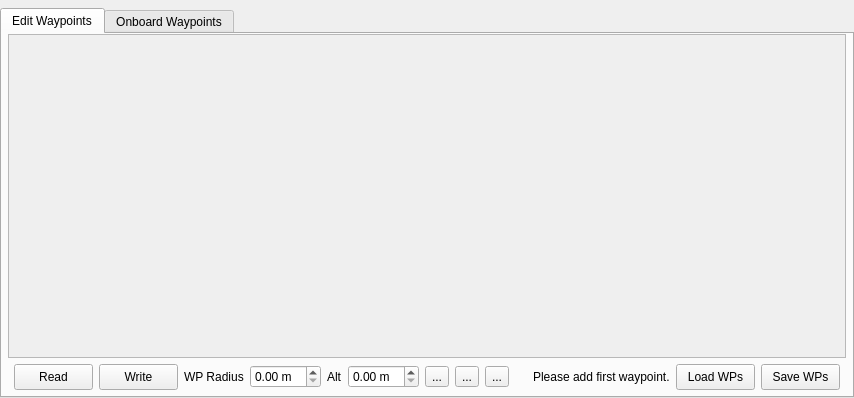
First picture: the form in src/ui/WaypointList.ui, repository ArduPilot/apm_planner, before the edit.
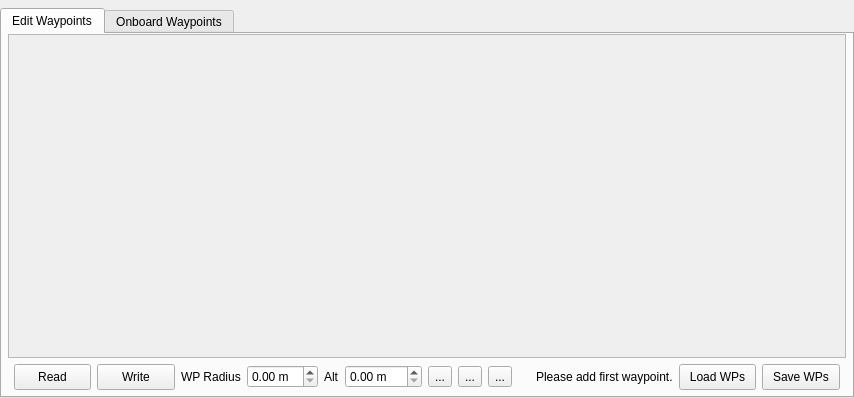
Second picture: the form after the edit. Icons and pictures are not drawn.

Commit message: MissionEditor: Allow higher default/preset altitude

Patch:
```diff
--- a/src/ui/WaypointList.ui
+++ b/src/ui/WaypointList.ui
@@ -68,6 +68,9 @@
          <property name="suffix">
           <string> m</string>
          </property>
+         <property name="maximum">
+          <double>999.000000000000000</double>
+         </property>
         </widget>
        </item>
        <item row="1" column="5">
```
